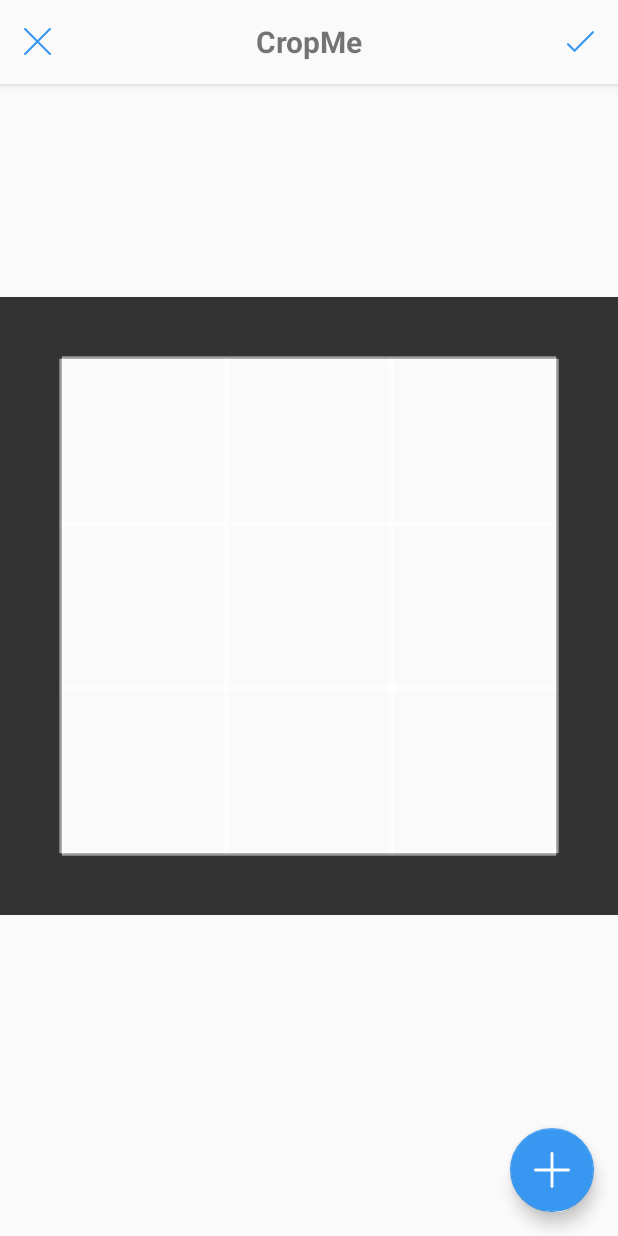
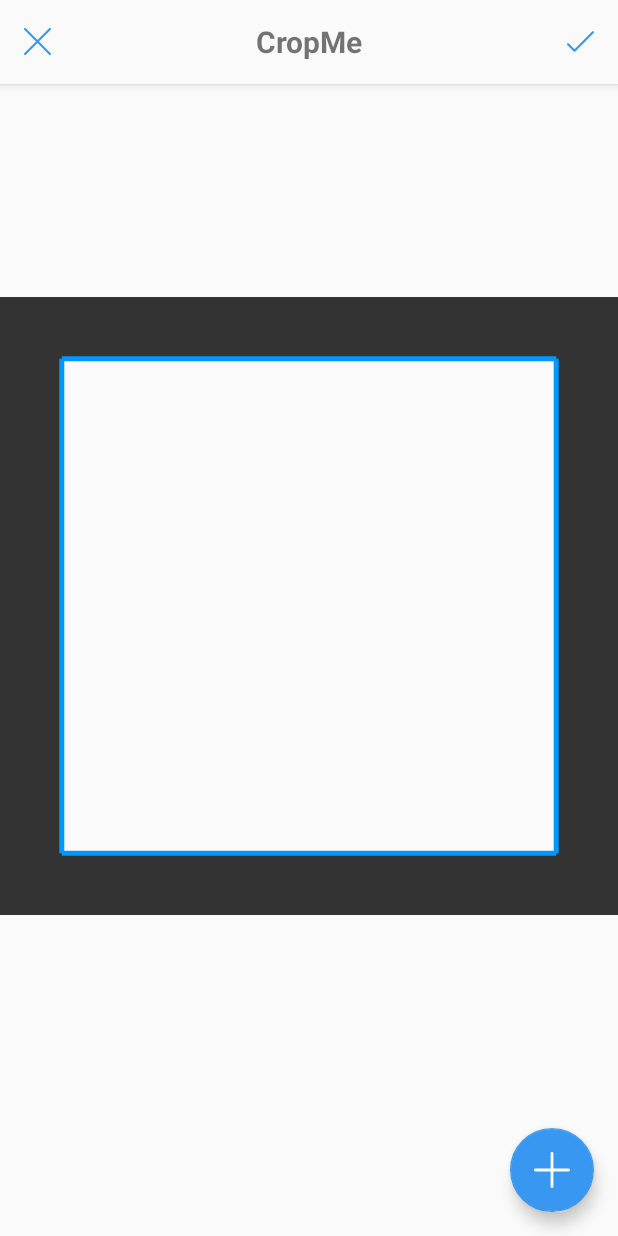
Before and after one commit to sharfe25/CropImages, an Android app: the screen it shows after launch (CropActivity), after a tap on "Rectangle", on a phone screen of 412 x 824 dp. Run offline under Robolectric (Android 15) with nearby library versions, the phone set to English and light mode, and no system bars; pictures from the network do not load.

Commit message:
[feat]: Modifying the way you trim

```diff
--- a/cropImages/src/main/java/com/sharfe25/cropImages/CropImageView.kt
+++ b/cropImages/src/main/java/com/sharfe25/cropImages/CropImageView.kt
@@ -24,7 +24,7 @@ class CropImageView @JvmOverloads constructor(
     val widthScale = if (frameRect != null) frameRect.width() / width else 1f
     val heightScale = if (frameRect != null) frameRect.height() / height else 1f
     val scale = maxOf(widthScale, heightScale)
-    setMeasuredDimension((width * scale).toInt(), (height * scale).toInt())
+    setMeasuredDimension((width).toInt(), (height).toInt())
   }
 
   fun setFrame(frame: RectF) {
--- a/cropImages/src/main/java/com/sharfe25/cropImages/CropOverlay.kt
+++ b/cropImages/src/main/java/com/sharfe25/cropImages/CropOverlay.kt
@@ -70,7 +70,7 @@ abstract class CropOverlay @JvmOverloads constructor(
     borderPaint = if (withBorder) Paint().apply {
       strokeWidth = BORDER_WIDTH.toFloat()
       style = Paint.Style.STROKE
-      color = ContextCompat.getColor(context, R.color.light_white)
+      color = ContextCompat.getColor(context, R.color.blue_light)
     } else null
   }
 
--- a/cropImages/src/main/java/com/sharfe25/cropImages/RectangleCropOverlay.kt
+++ b/cropImages/src/main/java/com/sharfe25/cropImages/RectangleCropOverlay.kt
@@ -40,16 +40,10 @@ class RectangleCropOverlay @JvmOverloads constructor(
     val right = (width + frameWidth) / 2f
     val bottom = (height + frameHeight) / 2f
 
-    val borderHeight = frameHeight / 3
     canvas.drawLine(left, top, right, top, paint)
-    canvas.drawLine(left, top + borderHeight, right, top + borderHeight, paint)
-    canvas.drawLine(left, top + borderHeight * 2, right, top + borderHeight * 2, paint)
     canvas.drawLine(left, bottom, right, bottom, paint)
 
-    val borderWidth = frameWidth / 3
     canvas.drawLine(left, top, left, bottom, paint)
-    canvas.drawLine(left + borderWidth, top, left + borderWidth, bottom, paint)
-    canvas.drawLine(left + borderWidth * 2, top, left + borderWidth * 2, bottom, paint)
     canvas.drawLine(right, top, right, bottom, paint)
   }
 }
--- a/cropImages/src/main/java/com/sharfe25/cropImages/internal/HorizontalAnimatorImpl.kt
+++ b/cropImages/src/main/java/com/sharfe25/cropImages/internal/HorizontalAnimatorImpl.kt
@@ -115,11 +115,11 @@ internal class HorizontalAnimatorImpl @VisibleForTesting constructor(
 
     if (leftBound < rect.left) {
       cancel()
-      val finalPosition = leftBound + diff
+      val finalPosition = (rightBound/2) - (targetView.width/2)
       spring.setStartVelocity(velocity).animateToFinalPosition(finalPosition)
     } else if (rect.right < rightBound) {
       cancel()
-      val finalPosition = rightBound - targetView.width.toFloat() - diff
+      val finalPosition = (rightBound/2) - (targetView.width/2)
       spring.setStartVelocity(velocity).animateToFinalPosition(finalPosition)
     }
   }
--- a/cropImages/src/main/java/com/sharfe25/cropImages/internal/VerticalAnimatorImpl.kt
+++ b/cropImages/src/main/java/com/sharfe25/cropImages/internal/VerticalAnimatorImpl.kt
@@ -114,11 +114,11 @@ internal class VerticalAnimatorImpl @VisibleForTesting constructor(
     val diff = (targetView.height * scale - targetView.height) / 2
     if (topBound < rect.top) {
       cancel()
-      val finalPosition = topBound + diff
+      val finalPosition = (bottomBound/2) - (targetView.height/2)
       spring.setStartVelocity(velocity).animateToFinalPosition(finalPosition)
     } else if (rect.bottom < bottomBound) {
       cancel()
-      val finalPosition = bottomBound - targetView.height.toFloat() - diff
+      val finalPosition = (bottomBound/2) - (targetView.height/2)
       spring.setStartVelocity(velocity).animateToFinalPosition(finalPosition)
     }
   }
--- a/cropImages/src/main/res/values/colors.xml
+++ b/cropImages/src/main/res/values/colors.xml
@@ -2,4 +2,5 @@
 <resources>
     <color name="background">#CC000000</color>
     <color name="light_white">#80ffffff</color>
+    <color name="blue_light">#0097ff</color>
 </resources>
```
Also changed, not shown: cropImages/src/main/java/com/sharfe25/cropImages/CropLayout.kt (+33 -6 lines).
